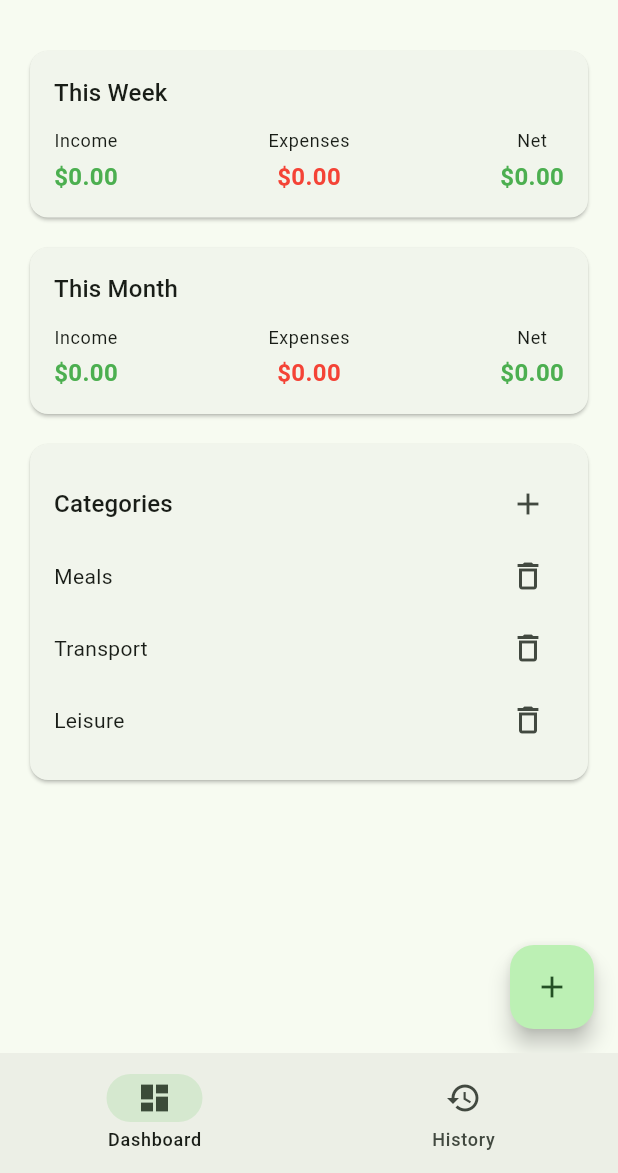
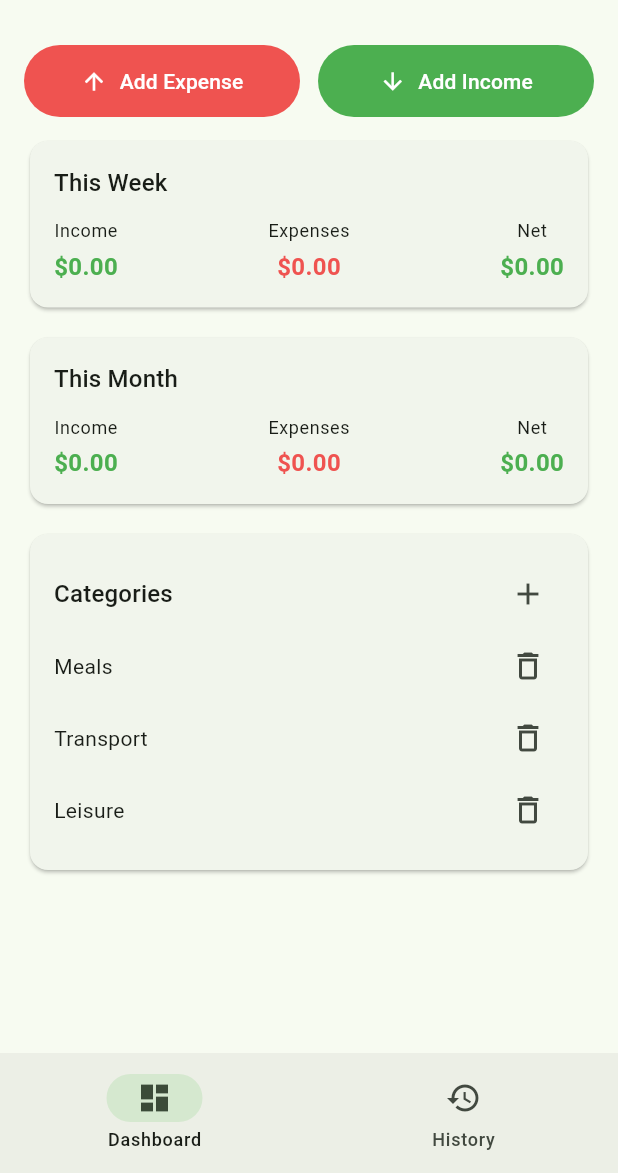
Before and after one commit to dinglebott/peanut-budget, a Flutter app: the screen it shows after launch, on a phone screen of 412 x 824 dp, the part 63-1236 px from its top. Run offline on Flutter 3.47's test engine with Material 3 defaults, Android fonts, the phone set to English and light mode, and no system bars; our stand-ins replace shared_preferences, sqflite; accounts and stored records are empty.

Commit message:
move add entry button, tone down red shade, add claude.md. next: history tab

```diff
--- a/lib/screens/dashboard.dart
+++ b/lib/screens/dashboard.dart
@@ -36,6 +36,12 @@ class DashboardScreen extends StatelessWidget {
       body: ListView(
         padding: const EdgeInsets.all(16),
         children: [
+          _AddButtons(
+            categories: categories,
+            onAddEntry: onAddEntry,
+            onAddCategory: onAddCategory,
+          ),
+          const SizedBox(height: 12),
           _SummaryCard(
             title: 'This Week',
             income: _total(false, weekStart),
@@ -55,18 +61,62 @@ class DashboardScreen extends StatelessWidget {
           ),
         ],
       ),
-      floatingActionButton: FloatingActionButton(
-        onPressed: () => showModalBottomSheet(
+    );
+  }
+}
+
+class _AddButtons extends StatelessWidget {
+  final List<String> categories;
+  final void Function(Entry) onAddEntry;
+  final void Function(String) onAddCategory;
+
+  const _AddButtons({
+    required this.categories,
+    required this.onAddEntry,
+    required this.onAddCategory,
+  });
+
+  void _open(BuildContext context, bool isExpense) {
+    showModalBottomSheet(
       context: context,
       isScrollControlled: true,
       builder: (_) => AddEntryModal(
         categories: categories,
         onSave: onAddEntry,
         onAddCategory: onAddCategory,
+        initialIsExpense: isExpense,
+      ),
+    );
+  }
+
+  @override
+  Widget build(BuildContext context) {
+    return Row(
+      children: [
+        Expanded(
+          child: FilledButton.icon(
+            onPressed: () => _open(context, true),
+            icon: const Icon(Icons.arrow_upward),
+            label: const Text('Add Expense'),
+            style: FilledButton.styleFrom(
+              backgroundColor: Colors.red.shade400,
+              padding: const EdgeInsets.symmetric(vertical: 14),
             ),
           ),
-        child: const Icon(Icons.add),
         ),
+        const SizedBox(width: 12),
+        Expanded(
+          child: FilledButton.icon(
+            onPressed: () => _open(context, false),
+            icon: const Icon(Icons.arrow_downward),
+            label: const Text('Add Income'),
+            style: FilledButton.styleFrom(
+              backgroundColor: Colors.green,
+              padding: const EdgeInsets.symmetric(vertical: 14),
+            ),
+          ),
+        ),
+      ],
     );
   }
 }
@@ -97,11 +147,11 @@ class _SummaryCard extends StatelessWidget {
               mainAxisAlignment: MainAxisAlignment.spaceBetween,
               children: [
                 _Stat(label: 'Income', amount: income, color: Colors.green),
-                _Stat(label: 'Expenses', amount: expenses, color: Colors.red),
+                _Stat(label: 'Expenses', amount: expenses, color: Colors.red.shade400),
                 _Stat(
                   label: 'Net',
                   amount: net,
-                  color: net >= 0 ? Colors.green : Colors.red,
+                  color: net >= 0 ? Colors.green : Colors.red.shade400,
                 ),
               ],
             ),
```
Also changed, not shown: lib/widgets/add_entry_modal.dart (+13 -19 lines), 1 other file. Lines whose indentation alone changed are shown as unchanged.
